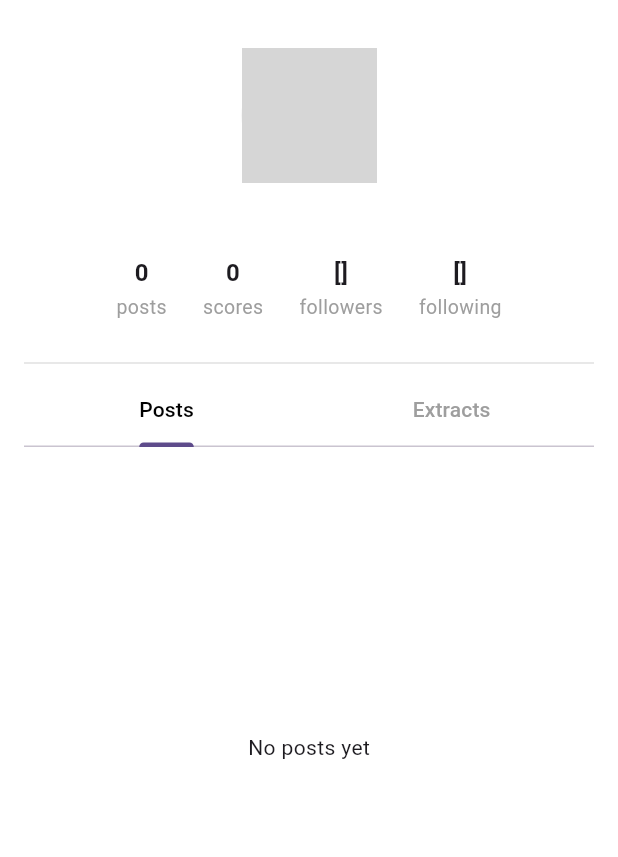
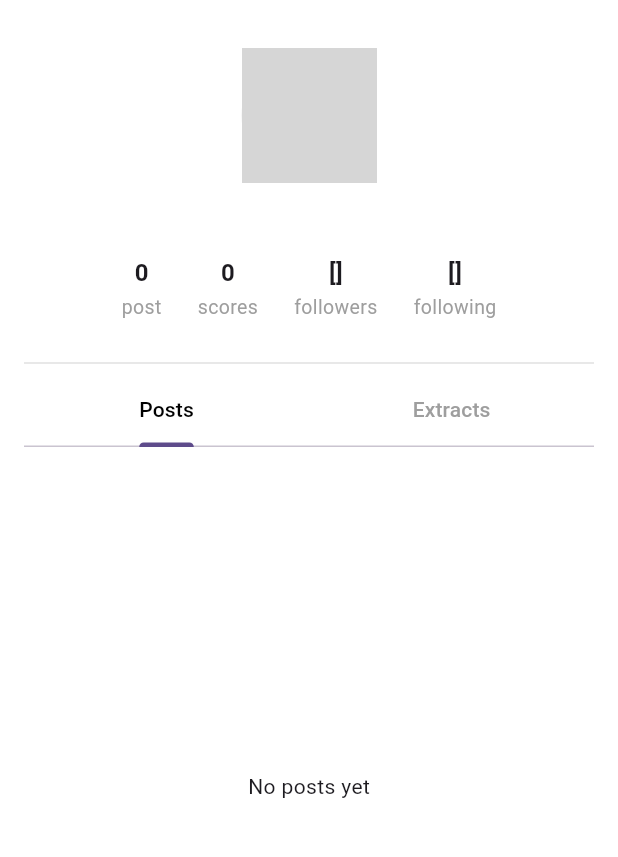
Before and after one commit to kenycheee/SongExtractor, a Flutter app: the ProfilePage screen opened directly, on a phone screen of 412 x 824 dp, the part 66-923 px from its top. Run offline on Flutter 3.47's test engine with Material 3 defaults, Android fonts, the phone set to English and light mode, and no system bars; our stand-ins replace cloud_firestore, firebase_auth, firebase_core, firebase_storage, image_picker; accounts and stored records are empty; network calls fail; grey boxes are pictures that could not be loaded.

Commit message:
fix post biar bisa upload

```diff
--- a/lib/main.dart
+++ b/lib/main.dart
@@ -2,8 +2,7 @@ import 'package:flutter/material.dart';
 import 'package:firebase_core/firebase_core.dart';
 import 'package:cloud_firestore/cloud_firestore.dart';
 import 'package:songextractor/pages/home.dart';
-import 'auth/login_page.dart';
-import 'pages/home.dart';
+import 'package:songextractor/auth/login_page.dart';
 import 'firebase_options.dart'; // ← penting!
 
 void main() async {
--- a/lib/pages/extractsongs.dart
+++ b/lib/pages/extractsongs.dart
@@ -102,7 +102,7 @@ class _ExtractSongsPageState extends State<ExtractSongsPage> {
           automaticallyImplyLeading: false,
           backgroundColor: Colors.transparent,
           elevation: 0,
-          centerTitle: true,
+          centerTitle: false,
           toolbarHeight: 80,
           title: const Text(
             'Extract from Image',
@@ -146,7 +146,7 @@ class _ExtractSongsPageState extends State<ExtractSongsPage> {
         automaticallyImplyLeading: false,
         backgroundColor: Colors.transparent,
         elevation: 0,
-        centerTitle: true,
+        centerTitle: false,
         toolbarHeight: 80,
         title: const Text(
           'Extract from Image',
--- a/lib/pages/profile.dart
+++ b/lib/pages/profile.dart
@@ -1,3 +1,4 @@
+import 'dart:io';
 import 'package:flutter/material.dart';
 import 'package:cloud_firestore/cloud_firestore.dart';
 import 'package:firebase_auth/firebase_auth.dart';
@@ -83,8 +84,8 @@ class ProfilePage extends StatelessWidget {
 
                 final userData = snapshot.data!.data() as Map<String, dynamic>? ?? {};
                 final name = userData['name'] ?? user.displayName ?? 'Anonymous';
-                final photoUrl = userData['photoUrl'] ??
-                    'https://cdn-icons-png.flaticon.com/512/706/706830.png';
+                final photoUrl = userData['photoUrl'] ?? '';
+                final localPath = userData['localPath'] ?? ''; // ⬅️ tambahin key lokal
                 final followers = userData['followers'] ?? 0;
                 final following = userData['following'] ?? 0;
 
@@ -101,16 +102,14 @@ class ProfilePage extends StatelessWidget {
                           // --- Profile Header ---
                           Column(
                             children: [
-                              CircleAvatar(
-                                radius: 45,
-                                backgroundColor: Colors.grey.shade200,
-                                backgroundImage: NetworkImage(photoUrl),
-                              ),
+                              _buildProfileImage(photoUrl, localPath),
                               const SizedBox(height: 10),
                               Text(
                                 name,
                                 style: const TextStyle(
-                                    fontSize: 18, fontWeight: FontWeight.w600),
+                                  fontSize: 18,
+                                  fontWeight: FontWeight.w600,
+                                ),
                                 textAlign: TextAlign.center,
                                 overflow: TextOverflow.ellipsis,
                               ),
@@ -119,15 +118,14 @@ class ProfilePage extends StatelessWidget {
 
                           const SizedBox(height: 12),
 
-                          // --- Stats (Reordered) ---
+                          // --- Stats ---
                           StreamBuilder<QuerySnapshot>(
                             stream: FirebaseFirestore.instance
-                                .collection('posts')
+                                .collection('post')
                                 .where('userId', isEqualTo: user.uid)
                                 .snapshots(),
                             builder: (context, postSnapshot) {
-                              final postsCount =
-                                  postSnapshot.data?.docs.length ?? 0;
+                              final postsCount = postSnapshot.data?.docs.length ?? 0;
 
                               return StreamBuilder<QuerySnapshot>(
                                 stream: FirebaseFirestore.instance
@@ -141,7 +139,7 @@ class ProfilePage extends StatelessWidget {
                                   return Row(
                                     mainAxisAlignment: MainAxisAlignment.center,
                                     children: [
-                                      _ProfileStat(count: '$postsCount', label: 'posts'),
+                                      _ProfileStat(count: '$postsCount', label: 'post'),
                                       const SizedBox(width: 24),
                                       _ProfileStat(count: '$scoresCount', label: 'scores'),
                                       const SizedBox(width: 24),
@@ -158,12 +156,12 @@ class ProfilePage extends StatelessWidget {
                           const SizedBox(height: 20),
                           Divider(color: Colors.grey.shade300, thickness: 1),
 
-                          // --- TABS SECTION (moved here) ---
+                          // --- TABS SECTION ---
                           DefaultTabController(
                             length: 2,
                             child: Column(
-                              children: const [
-                                TabBar(
+                              children: [
+                                const TabBar(
                                   indicatorColor: Color(0xFF5E4B8B),
                                   labelColor: Colors.black,
                                   unselectedLabelColor: Colors.grey,
@@ -173,8 +171,8 @@ class ProfilePage extends StatelessWidget {
                                   ],
                                 ),
                                 SizedBox(
-                                  height: 400,
-                                  child: TabBarView(
+                                  height: MediaQuery.of(context).size.height * 0.55,
+                                  child: const TabBarView(
                                     physics: BouncingScrollPhysics(),
                                     children: [
                                       _PostsTab(),
@@ -197,6 +195,33 @@ class ProfilePage extends StatelessWidget {
     );
   }
 
+  /// ✅ FIXED PROFILE IMAGE FUNCTION
+  Widget _buildProfileImage(String photoUrl, [String? localPath]) {
+    const placeholder = 'https://cdn-icons-png.flaticon.com/512/706/706830.png';
+    ImageProvider imageProvider;
+
+    try {
+      if (localPath != null &&
+          localPath.isNotEmpty &&
+          File(localPath).existsSync()) {
+        imageProvider = FileImage(File(localPath));
+      } else if (photoUrl.isNotEmpty && photoUrl.startsWith('http')) {
+        imageProvider = NetworkImage(photoUrl);
+      } else {
+        imageProvider = const NetworkImage(placeholder);
+      }
+    } catch (_) {
+      imageProvider = const NetworkImage(placeholder);
+    }
+
+    return CircleAvatar(
+      radius: 45,
+      backgroundColor: Colors.grey.shade200,
+      backgroundImage: imageProvider,
+      onBackgroundImageError: (_, __) {},
+    );
+  }
+
   Widget _buildNotLoggedIn(BuildContext context) {
     return Center(
       child: Padding(
@@ -209,18 +234,25 @@ class ProfilePage extends StatelessWidget {
             const Text(
               "Login first to see your profile",
               textAlign: TextAlign.center,
-              style: TextStyle(fontSize: 16, color: Colors.black87, fontWeight: FontWeight.w500),
+              style: TextStyle(
+                fontSize: 16,
+                color: Colors.black87,
+                fontWeight: FontWeight.w500,
+              ),
             ),
             const SizedBox(height: 24),
             ElevatedButton.icon(
               onPressed: () {
-                Navigator.push(context, MaterialPageRoute(builder: (_) => const LoginPage()));
+                Navigator.push(
+                    context, MaterialPageRoute(builder: (_) => const LoginPage()));
               },
               style: ElevatedButton.styleFrom(
                 backgroundColor: const Color(0xFF5E4B8B),
                 foregroundColor: Colors.white,
-                padding: const EdgeInsets.symmetric(horizontal: 24, vertical: 12),
-                shape: RoundedRectangleBorder(borderRadius: BorderRadius.circular(8)),
+                padding:
+                    const EdgeInsets.symmetric(horizontal: 24, vertical: 12),
+                shape: RoundedRectangleBorder(
+                    borderRadius: BorderRadius.circular(8)),
               ),
               icon: const Icon(Icons.login),
               label: const Text("Login"),
@@ -242,7 +274,8 @@ class _ProfileStat extends StatelessWidget {
   Widget build(BuildContext context) {
     return Column(
       children: [
-        Text(count, style: const TextStyle(fontSize: 16, fontWeight: FontWeight.w600)),
+        Text(count,
+            style: const TextStyle(fontSize: 16, fontWeight: FontWeight.w600)),
         const SizedBox(height: 2),
         Text(label, style: const TextStyle(fontSize: 13, color: Colors.grey)),
       ],
@@ -259,11 +292,13 @@ class _PostsTab extends StatelessWidget {
     final user = FirebaseAuth.instance.currentUser!;
     return StreamBuilder<QuerySnapshot>(
       stream: FirebaseFirestore.instance
-          .collection('posts')
+          .collection('post')
           .where('userId', isEqualTo: user.uid)
           .snapshots(),
       builder: (context, snapshot) {
-        if (!snapshot.hasData) return const Center(child: CircularProgressIndicator());
+        if (!snapshot.hasData) {
+          return const Center(child: CircularProgressIndicator());
+        }
 
         final docs = snapshot.data!.docs;
         if (docs.isEmpty) {
@@ -280,10 +315,14 @@ class _PostsTab extends StatelessWidget {
           itemCount: docs.length,
           itemBuilder: (context, i) {
             final data = docs[i].data() as Map<String, dynamic>;
-            final imageUrl = data['imageUrl'] ?? '';
+            final localPath = data['localPath'] ?? '';
             final desc = data['description'] ?? '';
             final isPrivate = data['isPrivate'] ?? false;
             final allowComments = data['allowComments'] ?? true;
+
+            // 🖼 placeholder kayak di extracted image
+            const placeholder =
+                'https://upload.wikimedia.org/wikipedia/commons/thumb/5/52/Swan_Lake_Sheet_Music.png/640px-Swan_Lake_Sheet_Music.png';
 
             return Container(
               margin: const EdgeInsets.symmetric(horizontal: 12, vertical: 8),
@@ -301,39 +340,35 @@ class _PostsTab extends StatelessWidget {
               child: Column(
                 crossAxisAlignment: CrossAxisAlignment.start,
                 children: [
-                  // 🖼️ Jika ada gambar
-                  if (imageUrl.isNotEmpty)
+                  // ✅ tampilkan gambar placeholder HANYA kalau localPath gak kosong
+                  if (localPath.isNotEmpty)
                     ClipRRect(
-                      borderRadius: const BorderRadius.vertical(top: Radius.circular(12)),
+                      borderRadius:
+                          const BorderRadius.vertical(top: Radius.circular(12)),
                       child: Image.network(
-                        imageUrl,
+                        placeholder,
                         width: double.infinity,
                         height: 200,
                         fit: BoxFit.cover,
-                        errorBuilder: (context, error, stackTrace) => Container(
-                          height: 200,
-                          color: Colors.grey.shade200,
-                          child: const Icon(Icons.broken_image, size: 50, color: Colors.grey),
-                        ),
                       ),
                     ),
 
+                  // 📝 Deskripsi dan info
                   Padding(
                     padding: const EdgeInsets.all(12),
                     child: Column(
                       crossAxisAlignment: CrossAxisAlignment.start,
                       children: [
                         if (desc.isNotEmpty)
-                          Text(
-                            desc,
-                            style: const TextStyle(fontSize: 14),
-                          ),
+                          Text(desc,
+                              style: const TextStyle(
+                                  fontSize: 14, color: Colors.black87)),
                         const SizedBox(height: 6),
-
                         Row(
                           children: [
                             if (isPrivate)
-                              const Icon(Icons.lock, size: 16, color: Colors.grey),
+                              const Icon(Icons.lock,
+                                  size: 16, color: Colors.grey),
                             if (!allowComments)
                               const Padding(
                                 padding: EdgeInsets.only(left: 8),
@@ -353,7 +388,6 @@ class _PostsTab extends StatelessWidget {
   }
 }
 
-
 // --- Extract Section ---
 class _ExtractsTab extends StatelessWidget {
   const _ExtractsTab();
@@ -367,10 +401,14 @@ class _ExtractsTab extends StatelessWidget {
           .where('userId', isEqualTo: user.uid)
           .snapshots(),
       builder: (context, snapshot) {
-        if (!snapshot.hasData) return const Center(child: CircularProgressIndicator());
+        if (!snapshot.hasData)
+          return const Center(child: CircularProgressIndicator());
         final docs = snapshot.data!.docs;
         if (docs.isEmpty) {
-          return const Center(child: Padding(padding: EdgeInsets.all(20), child: Text('No extracted images yet')));
+          return const Center(
+              child: Padding(
+                  padding: EdgeInsets.all(20),
+                  child: Text('No extracted images yet')));
         }
 
         return ListView.builder(
@@ -417,9 +455,9 @@ class _ScoreTile extends StatelessWidget {
         'https://upload.wikimedia.org/wikipedia/commons/thumb/5/52/Swan_Lake_Sheet_Music.png/640px-Swan_Lake_Sheet_Music.png';
 
     final ImageProvider imageProvider =
-        (imageUrl.isEmpty || !imageUrl.startsWith('http'))
-            ? const NetworkImage(placeholder)
-            : NetworkImage(imageUrl);
+        (imageUrl.isNotEmpty && imageUrl.startsWith('http'))
+            ? NetworkImage(imageUrl)
+            : const NetworkImage(placeholder);
 
     return Container(
       height: 110,
@@ -428,7 +466,10 @@ class _ScoreTile extends StatelessWidget {
         color: Colors.white,
         borderRadius: BorderRadius.circular(8),
         boxShadow: [
-          BoxShadow(color: Colors.grey.withOpacity(0.1), blurRadius: 4, offset: const Offset(0, 2)),
+          BoxShadow(
+              color: Colors.grey.withOpacity(0.1),
+              blurRadius: 4,
+              offset: const Offset(0, 2)),
         ],
       ),
       child: Row(
@@ -445,7 +486,8 @@ class _ScoreTile extends StatelessWidget {
                 width: 100,
                 height: 100,
                 color: Colors.grey[200],
-                child: const Icon(Icons.broken_image, size: 40, color: Colors.grey),
+                child:
+                    const Icon(Icons.broken_image, size: 40, color: Colors.grey),
               ),
             ),
           ),
@@ -458,24 +500,28 @@ class _ScoreTile extends StatelessWidget {
                 Text(title,
                     maxLines: 1,
                     overflow: TextOverflow.ellipsis,
-                    style: const TextStyle(fontWeight: FontWeight.w600, fontSize: 14)),
+                    style: const TextStyle(
+                        fontWeight: FontWeight.w600, fontSize: 14)),
                 const SizedBox(height: 4),
                 Text(subtitle,
                     maxLines: 1,
                     overflow: TextOverflow.ellipsis,
-                    style: const TextStyle(fontSize: 12, color: Colors.grey)),
+                    style:
+                        const TextStyle(fontSize: 12, color: Colors.grey)),
                 const SizedBox(height: 6),
                 Row(
                   children: [
                     const Icon(Icons.star, size: 14, color: Colors.orange),
                     const SizedBox(width: 4),
-                    Text(rating.toStringAsFixed(1), style: const TextStyle(fontSize: 12)),
+                    Text(rating.toStringAsFixed(1),
+                        style: const TextStyle(fontSize: 12)),
                     const SizedBox(width: 6),
                     Flexible(
                       child: Text('• $tag',
                           maxLines: 1,
                           overflow: TextOverflow.ellipsis,
-                          style: const TextStyle(fontSize: 12, color: Colors.grey)),
+                          style: const TextStyle(
+                              fontSize: 12, color: Colors.grey)),
                     ),
                   ],
                 ),
--- a/pubspec.yaml
+++ b/pubspec.yaml
@@ -36,6 +36,7 @@ dependencies:
   firebase_storage: ^12.2.0
   image_picker: ^1.1.1
   file_picker: ^8.0.0
+  intl: ^0.19.0
 
 
 dev_dependencies:
```
Also changed, not shown: lib/pages/home.dart (+89 -31 lines), lib/pages/post.dart (+132 -95 lines), pubspec.lock.
